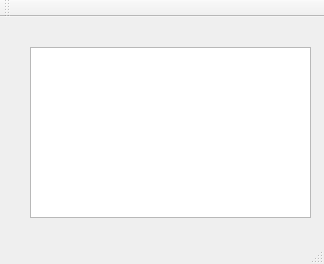
Before: the Qt Designer form src/padwindow.ui in sach2/xpad-qt, drawn with Qt 5.
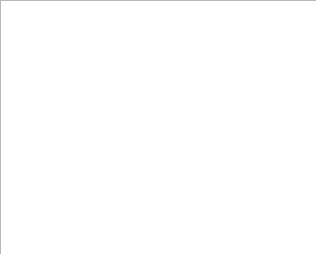
After: the same form once the commit is applied.

Commit message: removed unnecessary elements from ui

Patch:
```diff
--- a/src/padwindow.ui
+++ b/src/padwindow.ui
@@ -6,8 +6,8 @@
    <rect>
     <x>0</x>
     <y>0</y>
-    <width>324</width>
-    <height>264</height>
+    <width>316</width>
+    <height>254</height>
    </rect>
   </property>
   <property name="windowTitle">
@@ -17,23 +17,14 @@
    <widget class="QTextEdit" name="textEdit">
     <property name="geometry">
      <rect>
-      <x>30</x>
-      <y>30</y>
-      <width>281</width>
-      <height>171</height>
+      <x>0</x>
+      <y>0</y>
+      <width>331</width>
+      <height>261</height>
      </rect>
     </property>
    </widget>
   </widget>
-  <widget class="QToolBar" name="mainToolBar">
-   <attribute name="toolBarArea">
-    <enum>TopToolBarArea</enum>
-   </attribute>
-   <attribute name="toolBarBreak">
-    <bool>false</bool>
-   </attribute>
-  </widget>
-  <widget class="QStatusBar" name="statusBar"/>
  </widget>
  <layoutdefault spacing="6" margin="11"/>
  <resources/>
```
Left out of the diff: 2 changed lines with no effect on the pictures.
